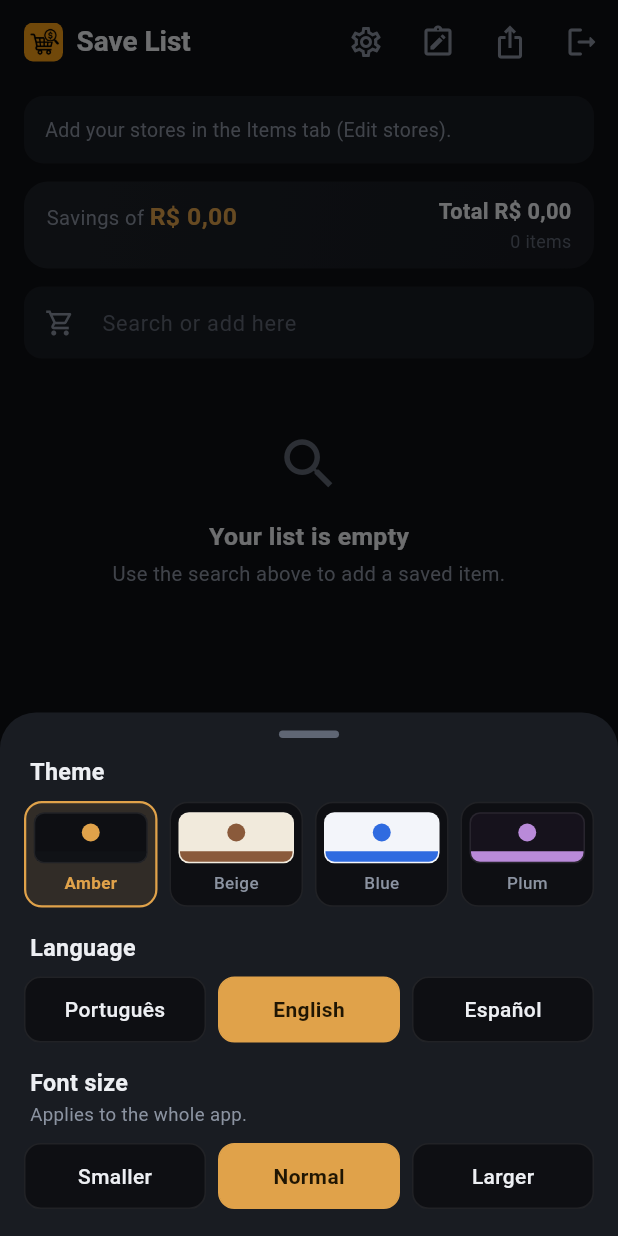
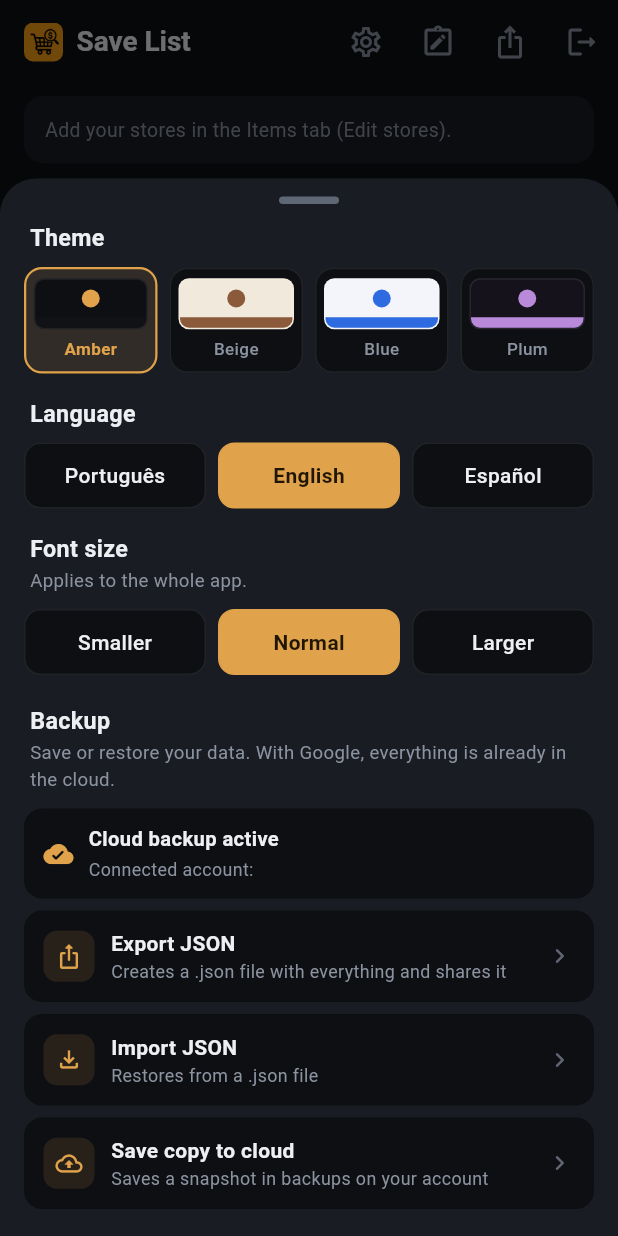
Before and after one commit to viniciostristao1/lista_app, a Flutter app: the screen it shows once a user with an empty profile is signed in, after a tap on the "settings" icon, on a phone screen of 412 x 824 dp. Run offline on Flutter 3.47's test engine with Material 3 defaults, Android fonts, the phone set to English and light mode, and no system bars; our stand-ins replace cloud_firestore, file_picker, firebase_auth, firebase_core, flutter_riverpod, google_sign_in and 2 more; accounts and stored records are empty; generated files the repository leaves out were written again.

Commit message:
feat: backup em Configuracoes (exportar/importar JSON + salvar na nuvem)
Configuracoes agora tem secao Backup:
- status nuvem (Google conectado ou local)
- entrar com Google para ativar backup
- exportar JSON (gera .json e compartilha via share_plus)
- importar JSON (file_picker + confirmacao)
- salvar copia na nuvem (colecao backups)

BackupService coleta mercados/produtos/listas+itens/pedidos/prefs
e restaura com batch. Trilingue PT/EN/ES.

```diff
--- a/app/lib/features/listas/listas_screen.dart
+++ b/app/lib/features/listas/listas_screen.dart
@@ -14,6 +14,7 @@ import 'package:lista_app/models/mercado.dart';
 import 'package:lista_app/models/pedido.dart';
 import 'package:lista_app/models/produto.dart';
 import 'package:lista_app/services/auth_service.dart';
+import 'package:lista_app/services/backup_service.dart';
 import 'package:lista_app/services/listas_repository.dart';
 import 'package:lista_app/services/mercados_repository.dart';
 import 'package:lista_app/services/pedidos_repository.dart';
@@ -243,7 +244,7 @@ class _ListasScreenState extends ConsumerState<ListasScreen> {
   }
 
   void _mostrarConfig() {
-    final t = _t;
+    final t0 = _t;
     final atual = ref.read(fontScaleProvider);
     final idioma = ref.read(idiomaProvider);
     final temaAtual = ref.read(temaProvider);
@@ -254,8 +255,12 @@ class _ListasScreenState extends ConsumerState<ListasScreen> {
       shape: const RoundedRectangleBorder(
         borderRadius: BorderRadius.vertical(top: Radius.circular(24)),
       ),
-      builder: (_) => SafeArea(
-        child: SingleChildScrollView(
+      builder: (sheetContext) => SafeArea(
+        child: Consumer(builder: (context, ref2, child) {
+          final t = ref2.watch(stringsProvider);
+          final auth = ref2.watch(authStateProvider).asData?.value;
+          final backup = ref2.read(backupServiceProvider);
+          return SingleChildScrollView(
             child: Column(
               mainAxisSize: MainAxisSize.min,
               crossAxisAlignment: CrossAxisAlignment.start,
@@ -271,8 +276,7 @@ class _ListasScreenState extends ConsumerState<ListasScreen> {
                     ),
                   ),
                 ),
-              // Tema — 4 opções lado a lado (com prévia da cor).
-              _tituloConfig(t.tema),
+                _tituloConfig(t0.tema),
                 Padding(
                   padding: const EdgeInsets.fromLTRB(16, 0, 16, 2),
                   child: Row(
@@ -287,7 +291,6 @@ class _ListasScreenState extends ConsumerState<ListasScreen> {
                   ),
                 ),
                 const SizedBox(height: 14),
-              // Idioma — lado a lado.
                 _tituloConfig(t.tituloIdioma),
                 Padding(
                   padding: const EdgeInsets.fromLTRB(16, 0, 16, 2),
@@ -309,7 +312,6 @@ class _ListasScreenState extends ConsumerState<ListasScreen> {
                   ),
                 ),
                 const SizedBox(height: 14),
-              // Tamanho da fonte — lado a lado.
                 _tituloConfig(t.tamanhoDaFonte, sub: t.valeAppInteiro),
                 Padding(
                   padding: const EdgeInsets.fromLTRB(16, 0, 16, 2),
@@ -330,9 +332,110 @@ class _ListasScreenState extends ConsumerState<ListasScreen> {
                     ],
                   ),
                 ),
+                const SizedBox(height: 18),
+                _tituloConfig(t.backup, sub: t.backupDescricao),
+                Padding(
+                  padding: const EdgeInsets.fromLTRB(16, 0, 16, 8),
+                  child: Container(
+                    padding: const EdgeInsets.symmetric(horizontal: 12, vertical: 10),
+                    decoration: BoxDecoration(
+                      color: AppColors.bg,
+                      borderRadius: BorderRadius.circular(12),
+                      border: Border.all(color: AppColors.line),
+                    ),
+                    child: Row(
+                      children: [
+                        Icon(auth != null ? Icons.cloud_done_rounded : Icons.cloud_off_rounded,
+                            size: 20, color: auth != null ? AppColors.green : AppColors.dim),
+                        const SizedBox(width: 10),
+                        Expanded(
+                          child: Column(
+                            crossAxisAlignment: CrossAxisAlignment.start,
+                            children: [
+                              Text(auth != null ? t.backupNuvemAtivo : t.backupNuvemInativo,
+                                  style: TextStyle(color: AppColors.text, fontSize: 13, fontWeight: FontWeight.w600)),
+                              const SizedBox(height: 2),
+                              Text(auth != null ? '${t.contaConectada}: ${auth.email ?? ''}' : t.entrarComGoogleBackup,
+                                  style: TextStyle(color: AppColors.dim, fontSize: 11.5)),
+                            ],
+                          ),
+                        ),
+                        if (auth == null)
+                          FilledButton(
+                            onPressed: () async {
+                              try {
+                                await ref.read(authServiceProvider).signInWithGoogle();
+                              } catch (_) {}
+                            },
+                            style: FilledButton.styleFrom(
+                              backgroundColor: AppColors.green,
+                              foregroundColor: AppColors.onGreen,
+                              padding: const EdgeInsets.symmetric(horizontal: 12, vertical: 8),
+                              shape: RoundedRectangleBorder(borderRadius: BorderRadius.circular(10)),
+                            ),
+                            child: Text('Google', style: TextStyle(fontSize: 12, fontWeight: FontWeight.w700)),
+                          ),
+                      ],
+                    ),
+                  ),
+                ),
+                Padding(
+                  padding: const EdgeInsets.fromLTRB(16, 0, 16, 2),
+                  child: Column(
+                    children: [
+                      _tileBackup(Icons.ios_share_rounded, t.exportarJson, t.exportarJsonDescricao,
+                          () => backup.exportarJson(context)),
+                      const SizedBox(height: 8),
+                      _tileBackup(Icons.file_download_outlined, t.importarJson, t.importarJsonDescricao,
+                          () => backup.importarJson(context)),
+                      if (auth != null) ...[
+                        const SizedBox(height: 8),
+                        _tileBackup(Icons.cloud_upload_outlined, t.salvarNaNuvem, t.salvarNaNuvemDescricao,
+                            () => backup.salvarNaNuvem(context)),
+                      ],
+                    ],
+                  ),
+                ),
                 const SizedBox(height: 16),
               ],
             ),
+          );
+        }),
+      ),
+    );
+  }
+
+  Widget _tileBackup(IconData icon, String title, String sub, VoidCallback onTap) {
+    return InkWell(
+      onTap: onTap,
+      borderRadius: BorderRadius.circular(12),
+      child: Container(
+        padding: const EdgeInsets.symmetric(horizontal: 12, vertical: 11),
+        decoration: BoxDecoration(
+          color: AppColors.bg,
+          borderRadius: BorderRadius.circular(12),
+          border: Border.all(color: AppColors.line),
+        ),
+        child: Row(
+          children: [
+            Container(
+              width: 34,
+              height: 34,
+              decoration: BoxDecoration(color: AppColors.green.withValues(alpha: 0.12), borderRadius: BorderRadius.circular(9)),
+              child: Icon(icon, size: 18, color: AppColors.green),
+            ),
+            const SizedBox(width: 11),
+            Expanded(
+              child: Column(
+                crossAxisAlignment: CrossAxisAlignment.start,
+                children: [
+                  Text(title, style: TextStyle(color: AppColors.text, fontSize: 13.5, fontWeight: FontWeight.w600)),
+                  Text(sub, style: TextStyle(color: AppColors.dim, fontSize: 11.5)),
+                ],
+              ),
+            ),
+            Icon(Icons.chevron_right_rounded, color: AppColors.dim2, size: 20),
+          ],
         ),
       ),
     );
--- a/app/lib/l10n/strings.dart
+++ b/app/lib/l10n/strings.dart
@@ -183,6 +183,51 @@ class AppStrings {
   String get limpar => _s('Limpar', 'Clear', 'Limpiar');
   String get toDo => 'To-do';
   String get voltar => _s('Voltar', 'Undo', 'Deshacer');
+
+  // ---------- backup / configurações ----------
+  String get backup => _s('Backup', 'Backup', 'Respaldo');
+  String get backupDescricao => _s(
+      'Salve ou restaure seus dados. Com Google, tudo já fica na nuvem.',
+      'Save or restore your data. With Google, everything is already in the cloud.',
+      'Guarda o restaura tus datos. Con Google, todo ya está en la nube.');
+  String get backupNuvemAtivo => _s(
+      'Backup na nuvem ativo', 'Cloud backup active', 'Respaldo en nube activo');
+  String get backupNuvemInativo => _s('Backup local apenas', 'Local backup only',
+      'Solo respaldo local');
+  String get contaConectada => _s('Conta conectada', 'Connected account', 'Cuenta conectada');
+  String get entrarComGoogleBackup => _s(
+      'Entrar com Google para ativar backup na nuvem',
+      'Sign in with Google to enable cloud backup',
+      'Entrar con Google para activar respaldo en nube');
+  String get exportarJson => _s('Exportar JSON', 'Export JSON', 'Exportar JSON');
+  String get exportarJsonDescricao => _s(
+      'Gera um arquivo .json com tudo e compartilha',
+      'Creates a .json file with everything and shares it',
+      'Crea un archivo .json con todo y lo comparte');
+  String get importarJson => _s('Importar JSON', 'Import JSON', 'Importar JSON');
+  String get importarJsonDescricao => _s('Restaura de um arquivo .json',
+      'Restores from a .json file', 'Restaura desde un archivo .json');
+  String get salvarNaNuvem => _s('Salvar cópia na nuvem', 'Save copy to cloud',
+      'Guardar copia en nube');
+  String get salvarNaNuvemDescricao => _s(
+      'Guarda um snapshot em backups na sua conta',
+      'Saves a snapshot in backups on your account',
+      'Guarda una snapshot en respaldos de tu cuenta');
+  String get backupExportado => _s(
+      'Backup exportado! 📤', 'Backup exported! 📤', '¡Respaldo exportado! 📤');
+  String get backupImportado => _s('Backup restaurado! ✅', 'Backup restored! ✅',
+      '¡Respaldo restaurado! ✅');
+  String get backupSalvoNuvem => _s('Cópia salva na nuvem! ☁️',
+      'Copy saved to cloud! ☁️', '¡Copia guardada en nube! ☁️');
+  String get falhaBackup => _s('Falha no backup', 'Backup failed', 'Falló el respaldo');
+  String get confirmarImportacao => _s(
+      'Restaurar backup?', 'Restore backup?', '¿Restaurar respaldo?');
+  String get confirmarImportacaoMsg => _s(
+      'Isso vai substituir seus dados atuais pelos do arquivo. Continuar?',
+      'This will replace your current data with the file contents. Continue?',
+      'Esto reemplazará tus datos actuales con el contenido del archivo. ¿Continuar?');
+  String get nenhumBackupEncontrado => _s(
+      'Nenhum arquivo selecionado.', 'No file selected.', 'Ningún archivo seleccionado.');
 
   // ---------- tela Itens / comparador ----------
   String get itensComparador =>
--- a/app/pubspec.yaml
+++ b/app/pubspec.yaml
@@ -40,6 +40,9 @@ dependencies:
   flutter_riverpod: ^3.3.2
   google_sign_in: ^7.2.0
   shared_preferences: ^2.3.2
+  share_plus: ^12.0.1
+  file_picker: ^10.3.3
+  path_provider: ^2.1.5
 
 dev_dependencies:
   flutter_test:
```
Also changed, not shown: app/lib/services/backup_service.dart (added, +295 -0 lines). Lines whose indentation alone changed are shown as unchanged.
